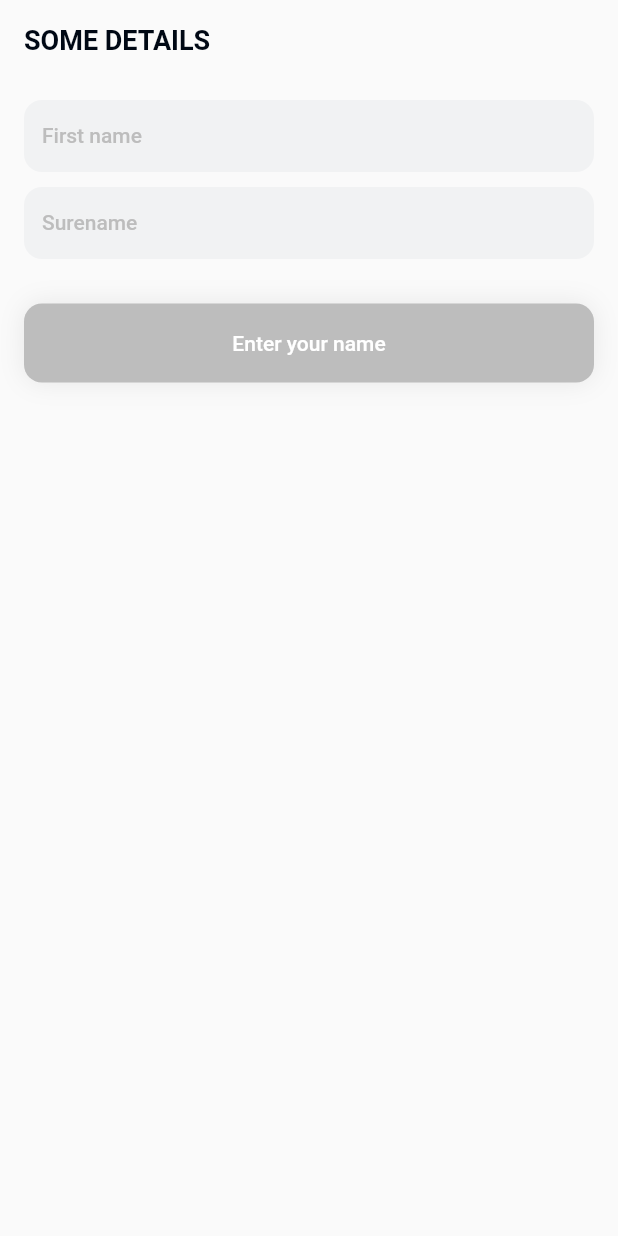
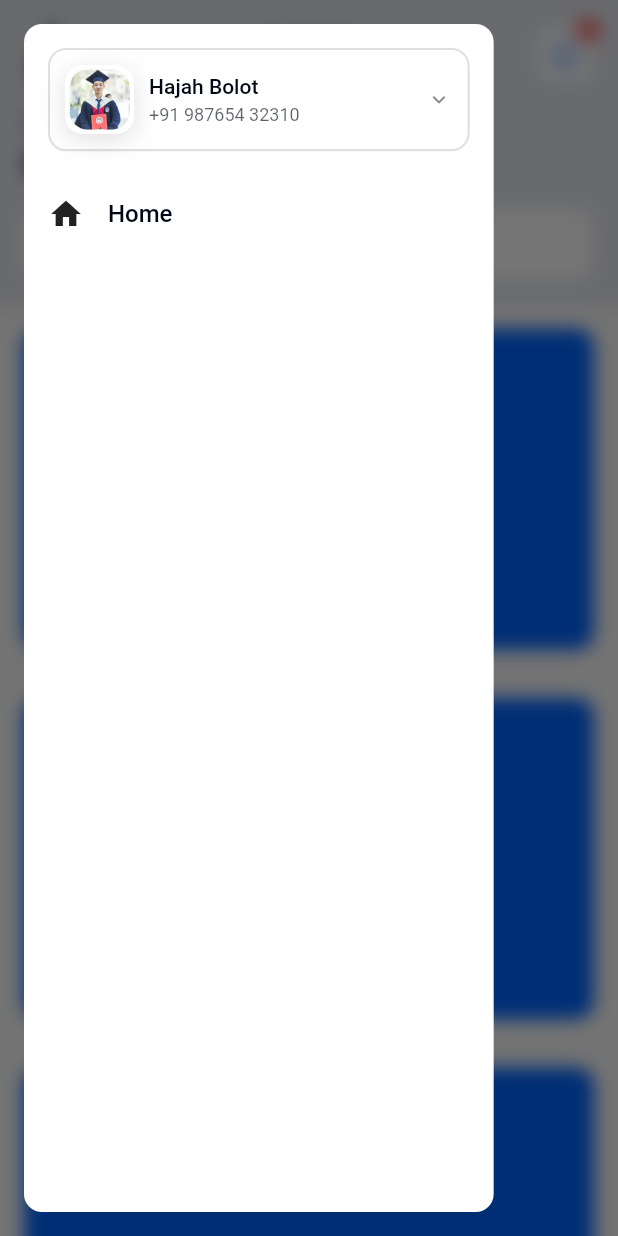
Before and after one commit to SubashXess/Institute-App-V2, a Flutter app: the screen it shows after launch, with the side drawer open (before the commit the screen has no drawer), on a phone screen of 412 x 824 dp. Run offline on Flutter 3.47's test engine with Material 2 defaults, Android fonts, the phone set to English and light mode, and no system bars; drawn by our look-alikes of badges; our stand-ins replace flutter_svg, otp_text_field.

Commit message:
day3-dashboard

```diff
--- a/lib/constants/routes.dart
+++ b/lib/constants/routes.dart
@@ -1,7 +1,10 @@
 import 'package:flutter/material.dart';
+import 'package:institute_app_v2/screens/dashboard_page.dart';
 import 'package:institute_app_v2/screens/login_page.dart';
 import 'package:institute_app_v2/screens/otp_page.dart';
-import 'package:institute_app_v2/screens/viewer_screen/viewer_registration_page.dart';
+import 'package:institute_app_v2/screens/viewer_screen/viewer_registration_page/viewer_registration_page.dart';
+
+import '../screens/viewer_screen/viewer_profile_page/viewer_profilepage.dart';
 
 final Map<String, WidgetBuilder> routes = {
   '/loginpage': (context) => const LoginPage(),
@@ -9,4 +12,6 @@ final Map<String, WidgetBuilder> routes = {
 
   ////////////////////////// Viewer Page ////////////////////////////
   '/viewer_registration_page': (context) => const ViewerRegistrationPage(),
+  '/viewer_profile_page': (context) => const ViewerProfilePage(),
+  '/dashboard_page': (context) => const DashboardPage(),
 };
--- a/lib/constants/themes.dart
+++ b/lib/constants/themes.dart
@@ -27,4 +27,5 @@ class AppTextFieldTheme {
 class AppContainerTheme {
   static const Color appContainerGreyTheme = Color(0xFFE7E7E9);
   static const Color appContainerDefaultTheme = Color(0xFFF3F3F6);
+  static const Color appContainerBluishTheme = Color(0xFFE5E7EF);
 }
--- a/lib/main.dart
+++ b/lib/main.dart
@@ -21,7 +21,7 @@ class MyApp extends StatelessWidget {
         debugShowCheckedModeBanner: false,
         theme: ThemeData(primarySwatch: Colors.blue),
         initialRoute:
-            '/viewer_registration_page', // otppage  loginpage  viewer_registration_page
+            '/dashboard_page', // otppage  loginpage  viewer_registration_page viewer_profile_page  dashboard_page
         routes: routes,
       ),
     );
--- /dev/null
+++ b/lib/screens/dashboard_page.dart
@@ -0,0 +1,278 @@
+import 'package:badges/badges.dart';
+import 'package:flutter/material.dart';
+import 'package:flutter_svg/flutter_svg.dart';
+import 'package:institute_app_v2/widgets/textform_widget.dart';
+
+import '../constants/boxshadow.dart';
+import '../constants/dimensions.dart';
+import '../constants/textstyles.dart';
+import '../constants/themes.dart';
+import '../widgets/custom_drawer_widget.dart';
+
+class DashboardPage extends StatefulWidget {
+  const DashboardPage({super.key});
+
+  @override
+  State<DashboardPage> createState() => _DashboardPageState();
+}
+
+class _DashboardPageState extends State<DashboardPage> {
+  late TextEditingController _searchController;
+  late FocusNode _searchNode;
+
+  bool searchOnTap = false;
+
+  @override
+  void initState() {
+    super.initState();
+    _searchController = TextEditingController()..addListener(onListen);
+    _searchNode = FocusNode();
+  }
+
+  @override
+  void dispose() {
+    _searchController.dispose();
+    _searchController.removeListener(onListen);
+    _searchNode.dispose();
+    super.dispose();
+  }
+
+  void onListen() {
+    setState(() {});
+  }
+
+  @override
+  Widget build(BuildContext context) {
+    Size size = MediaQuery.of(context).size;
+    return GestureDetector(
+      onTap: () => FocusScope.of(context).unfocus(),
+      child: Scaffold(
+        drawer: CustomDrawerWidget(),
+        body: SizedBox(
+          width: size.width,
+          child: SingleChildScrollView(
+            child: Column(
+              children: [
+                DashboardAppBarWidget(
+                  size: size,
+                  controller: _searchController,
+                  node: _searchNode,
+                  title: 'Home',
+                  city: 'Bhubaneswar',
+                  onTapSearch: () {
+                    setState(() {
+                      searchOnTap = true;
+                    });
+                  },
+                ),
+                SizedBox(
+                  width: size.width,
+                  child: Column(
+                    children: [
+                      Container(
+                        width: size.width,
+                        height: size.height * 0.26,
+                        margin: const EdgeInsets.all(16.0),
+                        decoration: BoxDecoration(
+                          borderRadius: BorderRadius.circular(12.0),
+                          color: AppTheme.appThemeColor,
+                        ),
+                      ),
+                      Container(
+                        width: size.width,
+                        height: size.height * 0.26,
+                        margin: const EdgeInsets.all(16.0),
+                        decoration: BoxDecoration(
+                          borderRadius: BorderRadius.circular(12.0),
+                          color: AppTheme.appThemeColor,
+                        ),
+                      ),
+                      Container(
+                        width: size.width,
+                        height: size.height * 0.26,
+                        margin: const EdgeInsets.all(16.0),
+                        decoration: BoxDecoration(
+                          borderRadius: BorderRadius.circular(12.0),
+                          color: AppTheme.appThemeColor,
+                        ),
+                      ),
+                      Container(
+                        width: size.width,
+                        height: size.height * 0.26,
+                        margin: const EdgeInsets.all(16.0),
+                        decoration: BoxDecoration(
+                          borderRadius: BorderRadius.circular(12.0),
+                          color: AppTheme.appThemeColor,
+                        ),
+                      ),
+                    ],
+                  ),
+                ),
+              ],
+            ),
+          ),
+        ),
+      ),
+    );
+  }
+}
+
+class DashboardAppBarWidget extends StatelessWidget {
+  const DashboardAppBarWidget({
+    super.key,
+    required this.size,
+    required this.title,
+    required this.city,
+    required this.controller,
+    required this.node,
+    required this.onTapSearch,
+  });
+
+  final Size size;
+  final String title;
+  final String city;
+  final TextEditingController controller;
+  final FocusNode node;
+  final VoidCallback onTapSearch;
+
+  @override
+  Widget build(BuildContext context) {
+    return Container(
+      width: size.width,
+      color: AppContainerTheme.appContainerBluishTheme,
+      padding: const EdgeInsets.all(16.0),
+      child: SafeArea(
+        child: Column(
+          crossAxisAlignment: CrossAxisAlignment.start,
+          mainAxisSize: MainAxisSize.min,
+          children: [
+            Row(
+              mainAxisAlignment: MainAxisAlignment.spaceBetween,
+              crossAxisAlignment: CrossAxisAlignment.center,
+              children: [
+                Builder(builder: (context) {
+                  return InkWell(
+                    splashColor: Colors.transparent,
+                    highlightColor: Colors.transparent,
+                    onTap: () {
+                      Scaffold.of(context).openDrawer();
+                    },
+                    child: Container(
+                      width: 40.0,
+                      height: 40.0,
+                      decoration: BoxDecoration(
+                        borderRadius: BorderRadius.circular(12.0),
+                        color: Colors.white,
+                        boxShadow: [
+                          AppBoxShadow.s1BoxShadow(
+                              color: Colors.black.withOpacity(0.086))
+                        ],
+                      ),
+                      child: Container(
+                        margin: const EdgeInsets.all(2.0),
+                        clipBehavior: Clip.antiAliasWithSaveLayer,
+                        decoration: BoxDecoration(
+                          borderRadius: BorderRadius.circular(10.0),
+                          color: AppContainerTheme.appContainerGreyTheme,
+                        ),
+                        child: Image.asset(
+                          'assets/temp/pexels-tam-hoang-1007066.jpg',
+                          fit: BoxFit.cover,
+                        ),
+                      ),
+                    ),
+                  );
+                }),
+                Flexible(
+                  child: Container(
+                    padding: const EdgeInsets.symmetric(horizontal: 16.0),
+                    child: Column(
+                      mainAxisSize: MainAxisSize.min,
+                      children: [
+                        Text(
+                          'Current City ',
+                          style: AppTextStyle.h4TextStyle(
+                            color: AppTextTheme.appTextThemeLight,
+                            size: 13.0,
+                          ),
+                        ),
+                        const SizedBox(height: 6.0),
+                        InkWell(
+                          splashColor: Colors.transparent,
+                          highlightColor: Colors.transparent,
+                          onTap: () {},
+                          child: Text(
+                            city,
+                            maxLines: 1,
+                            overflow: TextOverflow.clip,
+                            textAlign: TextAlign.center,
+                            style: AppTextStyle.h4TextStyle(
+                              fontWeight: FontWeight.w500,
+                              color: AppTextTheme.appTextThemeDark,
+                              size: 14.0,
+                            ),
+                          ),
+                        ),
+                      ],
+                    ),
+                  ),
+                ),
+                Badge(
+                  position: BadgePosition.topEnd(end: -4),
+                  badgeColor: Colors.redAccent,
+                  elevation: 0.0,
+                  padding: const EdgeInsets.all(5.0),
+                  showBadge: true,
+                  badgeContent: Text(
+                    '5',
+                    style: AppTextStyle.h4TextStyle(
+                        size: 10.0,
+                        color: Colors.white,
+                        fontWeight: FontWeight.w500),
+                  ),
+                  child: Container(
+                    padding: const EdgeInsets.all(10.0),
+                    decoration: BoxDecoration(
+                      borderRadius: BorderRadius.circular(10.0),
+                      color: Colors.white,
+                      boxShadow: [
+                        AppBoxShadow.s0BoxShadow(
+                            color: Colors.black.withOpacity(0.06))
+                      ],
+                    ),
+                    child: SvgPicture.asset(
+                      'assets/icons/bell.svg',
+                      height: AppIconDimensions.appIconMediumSize,
+                      width: AppIconDimensions.appIconMediumSize,
+                      color: AppTheme.appThemeColor,
+                    ),
+                  ),
+                ),
+              ],
+            ),
+            const SizedBox(height: 16.0),
+            Text('Good Morning,',
+                style: AppTextStyle.h3TextStyle(
+                    fontWeight: FontWeight.w500,
+                    color: AppTextTheme.appTextThemeLight)),
+            const SizedBox(height: 6.0),
+            Text('Hajah Bolot', style: AppTextStyle.h1TextStyle(size: 22.0)),
+            const SizedBox(height: 16.0),
+            SearchFieldWidget(
+              controller: controller,
+              node: node,
+              hint: 'Looking for a course?',
+              fillColor: Colors.white,
+              prefixIcon: const Icon(
+                Icons.search_rounded,
+                size: AppIconDimensions.appIconMediumSize,
+                color: AppIconTheme.appIconThemeLight,
+              ),
+              onTap: onTapSearch,
+            ),
+          ],
+        ),
+      ),
+    );
+  }
+}
--- /dev/null
+++ b/lib/screens/viewer_screen/viewer_profile_page/viewer_profilepage.dart
@@ -0,0 +1,22 @@
+import 'package:flutter/material.dart';
+
+class ViewerProfilePage extends StatelessWidget {
+  const ViewerProfilePage({super.key});
+
+  @override
+  Widget build(BuildContext context) {
+    Size size = MediaQuery.of(context).size;
+    return Scaffold(
+      body: Container(
+        width: size.width,
+        child: SafeArea(
+          child: SingleChildScrollView(
+            child: Column(
+              children: [],
+            ),
+          ),
+        ),
+      ),
+    );
+  }
+}
--- a/lib/screens/viewer_screen/viewer_registration_page.dart
+++ b/lib/screens/viewer_screen/viewer_registration_page/viewer_registration_page.dart
@@ -80,12 +80,11 @@ class _ViewerRegistrationPageState extends State<ViewerRegistrationPage> {
               child: Column(
                 crossAxisAlignment: CrossAxisAlignment.start,
                 children: [
-                  Text('Some Details'.toUpperCase(),
-                      style: AppTextStyle.h2TextStyle()),
-                  // const SizedBox(height: 10.0),
-                  // Text('Let us know your name so tutors can contact you.',
-                  //     style: AppTextStyle.h4TextStyle(
-                  //         color: AppTextTheme.appTextThemeLight)),
+                  Text('What\'s your name?', style: AppTextStyle.h2TextStyle()),
+                  const SizedBox(height: 10.0),
+                  Text('So that we know how to call you.',
+                      style: AppTextStyle.h4TextStyle(
+                          color: AppTextTheme.appTextThemeLight)),
                   SizedBox(height: size.height * 0.036),
                   TextFormWidget(
                     hint: 'First name',
--- /dev/null
+++ b/lib/widgets/custom_drawer_widget.dart
@@ -0,0 +1,111 @@
+import 'dart:ui';
+
+import 'package:flutter/material.dart';
+import 'package:institute_app_v2/constants/dimensions.dart';
+import 'package:institute_app_v2/constants/textstyles.dart';
+
+import '../constants/boxshadow.dart';
+import '../constants/themes.dart';
+
+class CustomDrawerWidget extends StatelessWidget {
+  const CustomDrawerWidget({super.key});
+
+  @override
+  Widget build(BuildContext context) {
+    Size size = MediaQuery.of(context).size;
+    return BackdropFilter(
+      filter: ImageFilter.blur(sigmaX: 6.0, sigmaY: 6.0),
+      child: SafeArea(
+        child: Container(
+          width: size.width * 0.76,
+          height: size.height,
+          margin: const EdgeInsets.all(16.0),
+          padding: const EdgeInsets.all(16.0),
+          clipBehavior: Clip.antiAliasWithSaveLayer,
+          decoration: BoxDecoration(
+            borderRadius: BorderRadius.circular(12.0),
+            color: Colors.white,
+          ),
+          child: Column(
+            children: [
+              Container(
+                width: size.width,
+                padding: const EdgeInsets.all(10.0),
+                decoration: BoxDecoration(
+                  borderRadius: BorderRadius.circular(12.0),
+                  border: Border.all(width: 1.4, color: Colors.black12),
+                ),
+                child: Row(
+                  children: [
+                    Container(
+                      width: 46.0,
+                      height: 46.0,
+                      decoration: BoxDecoration(
+                        borderRadius: BorderRadius.circular(12.0),
+                        color: Colors.white,
+                        boxShadow: [
+                          AppBoxShadow.s1BoxShadow(
+                              color: Colors.black.withOpacity(0.12), y: 4.0)
+                        ],
+                      ),
+                      child: Container(
+                        margin: const EdgeInsets.all(3.0),
+                        clipBehavior: Clip.antiAliasWithSaveLayer,
+                        decoration: BoxDecoration(
+                          borderRadius: BorderRadius.circular(12.0),
+                          color: AppContainerTheme.appContainerGreyTheme,
+                        ),
+                        child: Image.asset(
+                          'assets/temp/pexels-tam-hoang-1007066.jpg',
+                          fit: BoxFit.cover,
+                        ),
+                      ),
+                    ),
+                    const SizedBox(width: 10.0),
+                    Expanded(
+                      child: Column(
+                        crossAxisAlignment: CrossAxisAlignment.start,
+                        children: [
+                          Text(
+                            'Hajah Bolot',
+                            maxLines: 1,
+                            overflow: TextOverflow.clip,
+                            style: AppTextStyle.h3TextStyle(
+                                size: 14.0, fontWeight: FontWeight.w500),
+                          ),
+                          const SizedBox(height: 4.0),
+                          Text(
+                            '+91 987654 32310',
+                            maxLines: 1,
+                            overflow: TextOverflow.ellipsis,
+                            style: AppTextStyle.h4TextStyle(
+                              color: AppTextTheme.appTextThemeLight,
+                              size: 12.0,
+                            ),
+                          ),
+                        ],
+                      ),
+                    ),
+                    const Icon(
+                      Icons.keyboard_arrow_down_rounded,
+                      size: AppIconDimensions.appIconMediumSize,
+                      color: Colors.black45,
+                    )
+                  ],
+                ),
+              ),
+              SizedBox(height: size.height * 0.036),
+              Row(
+                children: [
+                  const Icon(Icons.home),
+                  const SizedBox(width: 16.0),
+                  Text('Home', style: AppTextStyle.h3TextStyle()),
+                ],
+              ),
+            ],
+          ),
+        ),
+      ),
+    );
+  }
+}
--- a/lib/widgets/textform_widget.dart
+++ b/lib/widgets/textform_widget.dart
@@ -210,6 +210,7 @@ class SearchFieldWidget extends StatelessWidget {
     required this.hint,
     this.prefixIcon,
     this.onTap,
+    this.fillColor = AppTextFieldTheme.appTextFieldThemeShade1,
   });
 
   final TextEditingController controller;
@@ -218,6 +219,7 @@ class SearchFieldWidget extends StatelessWidget {
   final VoidCallback? onTap;
   final String hint;
   final Widget? prefixIcon;
+  final Color? fillColor;
 
   @override
   Widget build(BuildContext context) {
@@ -230,7 +232,7 @@ class SearchFieldWidget extends StatelessWidget {
       keyboardType: TextInputType.text,
       decoration: InputDecoration(
         filled: true,
-        fillColor: AppTextFieldTheme.appTextFieldThemeShade1,
+        fillColor: fillColor,
         hintText: hint,
         hintStyle: AppTextStyle.h4TextStyle(
             fontWeight: FontWeight.w400,
```
Also changed, not shown: assets/temp/pexels-tam-hoang-1007066.jpg (added).
